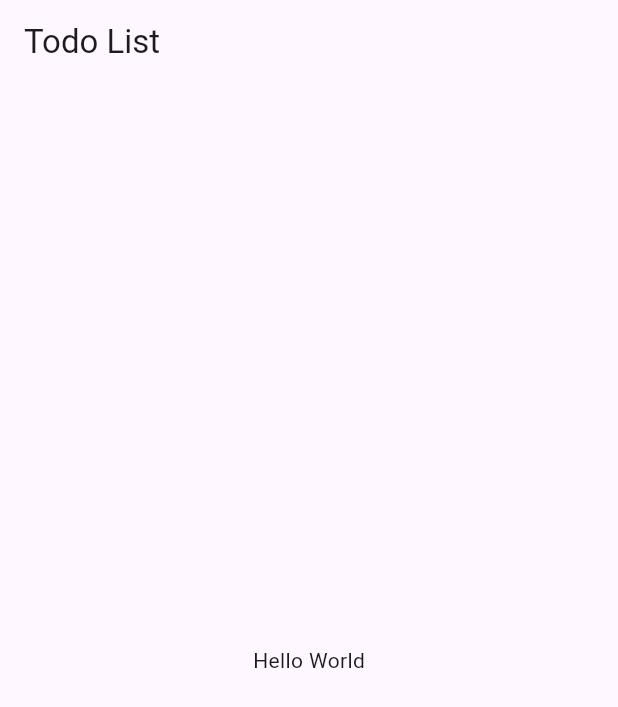
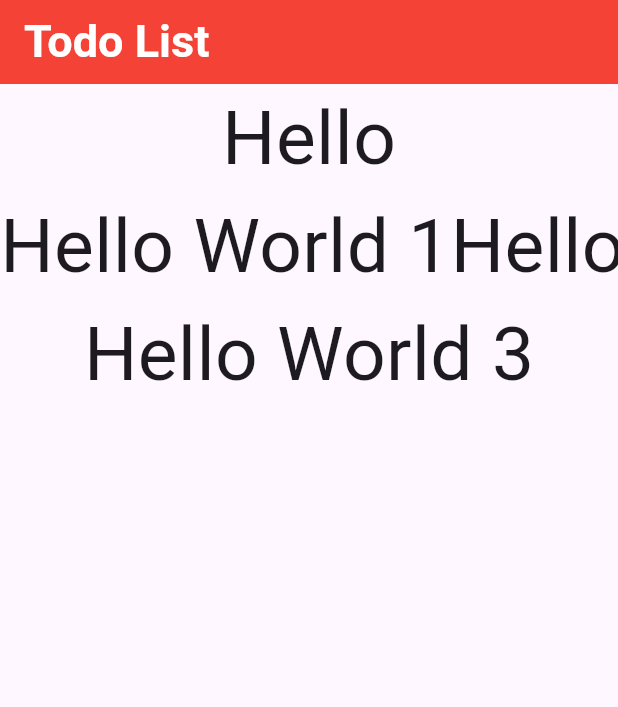
Before and after one commit to shauryainf/todo_app, a Flutter app: the screen it shows after launch, on a phone screen of 412 x 824 dp. Shown: the top 707 px of the screen. Run offline on Flutter 3.47's test engine with Material 3 defaults, Android fonts, the phone set to English and light mode, and no system bars.

Commit message:
Row and SingleChildScrollView

```diff
--- a/lib/main.dart
+++ b/lib/main.dart
@@ -20,8 +20,63 @@ class BaseWidget extends StatelessWidget {
   @override
   Widget build(BuildContext context) {
     return Scaffold(
-      appBar: AppBar(title: Text('Todo List')),
-      body: Center(child: Text('Hello World')),
-    );
+        appBar: AppBar(
+          title: Text('Todo List',
+              style: TextStyle(fontSize: 30, fontWeight: FontWeight.bold)),
+          backgroundColor: Colors.red,
+          foregroundColor: Colors.white,
+        ),
+        body: Center(
+          child: Column(
+            // crossAxisAlignment: CrossAxisAlignment.start,
+            children: [
+              Text('Hello', style: TextStyle(fontSize: 50)),
+              SingleChildScrollView(
+                scrollDirection: Axis.horizontal,
+                child: Row(
+                  children: [
+                    Text('Hello World 1', style: TextStyle(fontSize: 50)),
+                    Text('Hello World 2', style: TextStyle(fontSize: 50)),
+                    Text('Hello World 2', style: TextStyle(fontSize: 50)),
+                    Text('Hello World 2', style: TextStyle(fontSize: 50)),
+                    Text('Hello World 2', style: TextStyle(fontSize: 50)),
+                    Text('Hello World 2', style: TextStyle(fontSize: 50)),
+                    Text('Hello World 2', style: TextStyle(fontSize: 50)),
+                    Text('Hello World 2', style: TextStyle(fontSize: 50)),
+                  ],
+                ),
+              ),
+              Text('Hello World 3', style: TextStyle(fontSize: 50)),
+            ],
+          ),
+        ));
   }
 }
+
+
+
+/*
+
+SCAFFOLD:
+
+  The Scaffold widget in Flutter provides a framework with a number of features that help in creating a consistent visual structure for an application. Here are some of its main features:
+
+  appBar: This is a widget that is typically displayed at the top of the page as a header. It can contain a title, actions, and other widgets.
+
+  body: This is the primary content of the scaffold. It takes up most of the screen space.
+
+  floatingActionButton: This is a button that is displayed over the body widget, usually in the bottom right corner. It's typically used for a primary action in the application.
+
+  drawer: This is a slide-out menu that is typically used for navigation. It's usually hidden off-screen and can be displayed by swiping from the left edge of the screen or by pressing the menu button in the appBar.
+
+  bottomNavigationBar: This is a bar that appears at the bottom of the screen that can be used for navigation. It usually contains multiple items that can be selected to navigate between different views in the application.
+
+  snackBar: This is a temporary notification that can be displayed at the bottom of the scaffold. It can contain a message and an action.
+
+  backgroundColor: This is the color of the surface of the scaffold.
+
+  resizeToAvoidBottomInset: This determines whether the body should resize when the keyboard appears.
+
+  These are just some of the features provided by the Scaffold widget. It's a very flexible widget that can be customized to suit the needs of your application.
+
+ */
```
